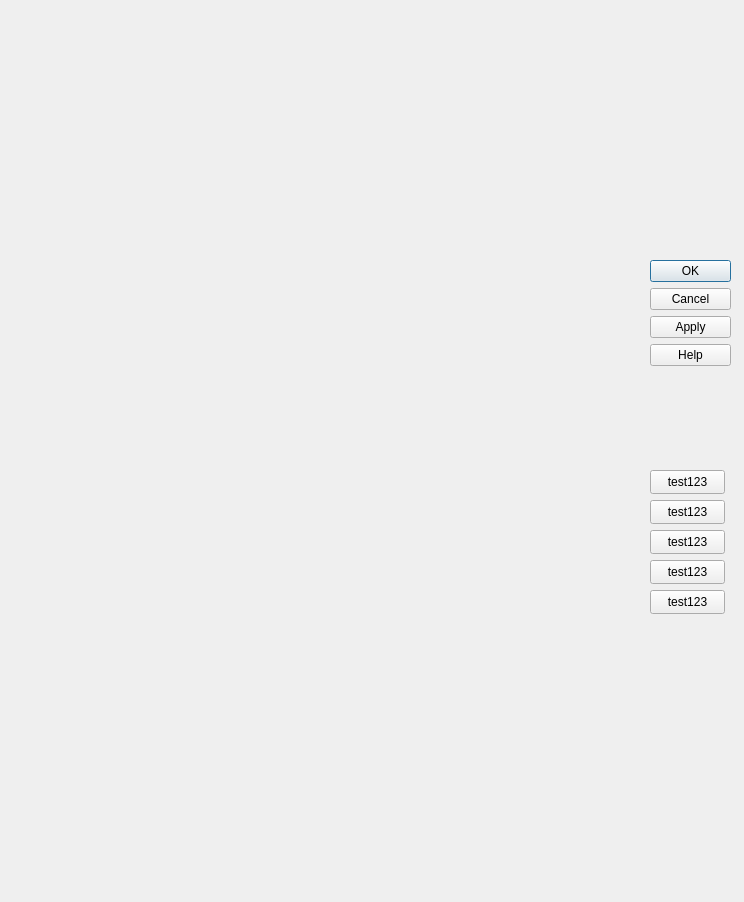
Qt form src/ui/mai_button.ui (Rinsutoringu/mai_setting_by_pyside6) before a commit.
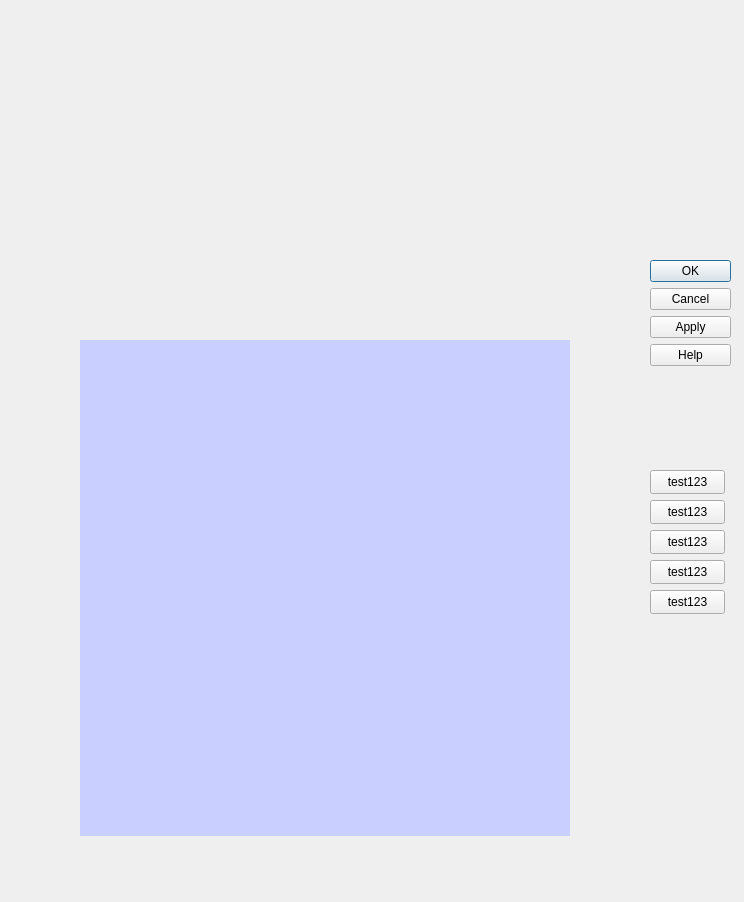
The same form after that commit. Icons and pictures are not drawn.

Diff of the .ui file:
```diff
--- a/src/ui/mai_button.ui
+++ b/src/ui/mai_button.ui
@@ -152,7 +152,7 @@
      <bool>false</bool>
     </property>
     <property name="styleSheet">
-     <string notr="true"/>
+     <string notr="true">background-color: rgb(201, 208, 255);</string>
     </property>
    </widget>
   </widget>
```
Left out of the diff: 2 changed lines with no effect on the pictures.
